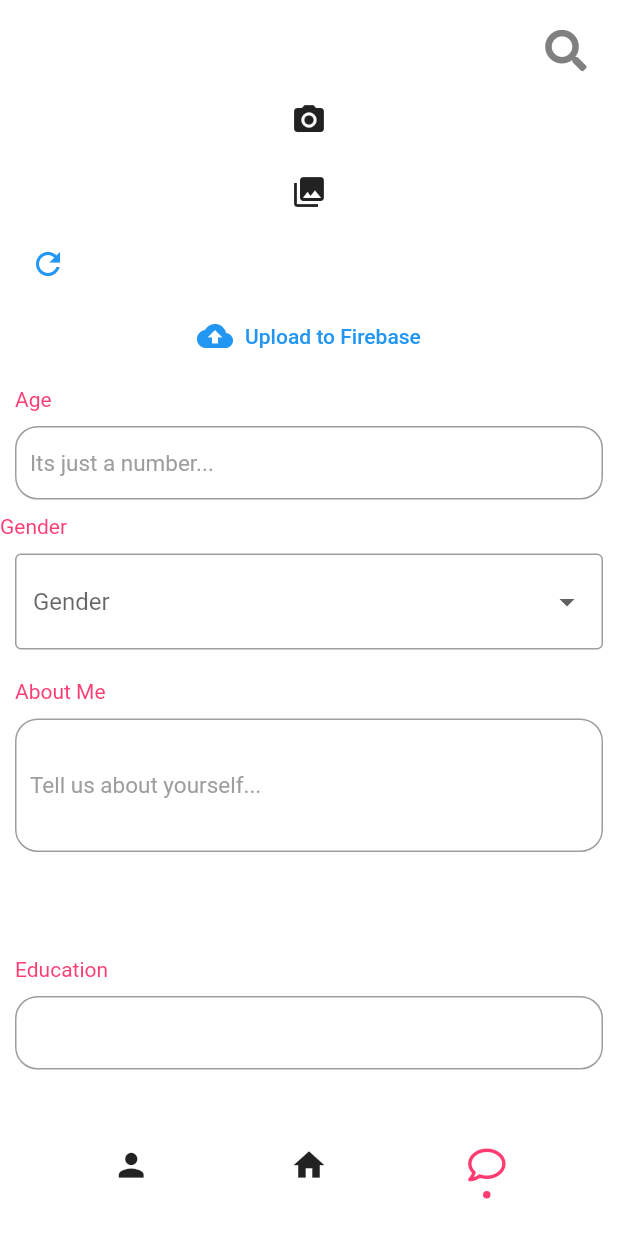
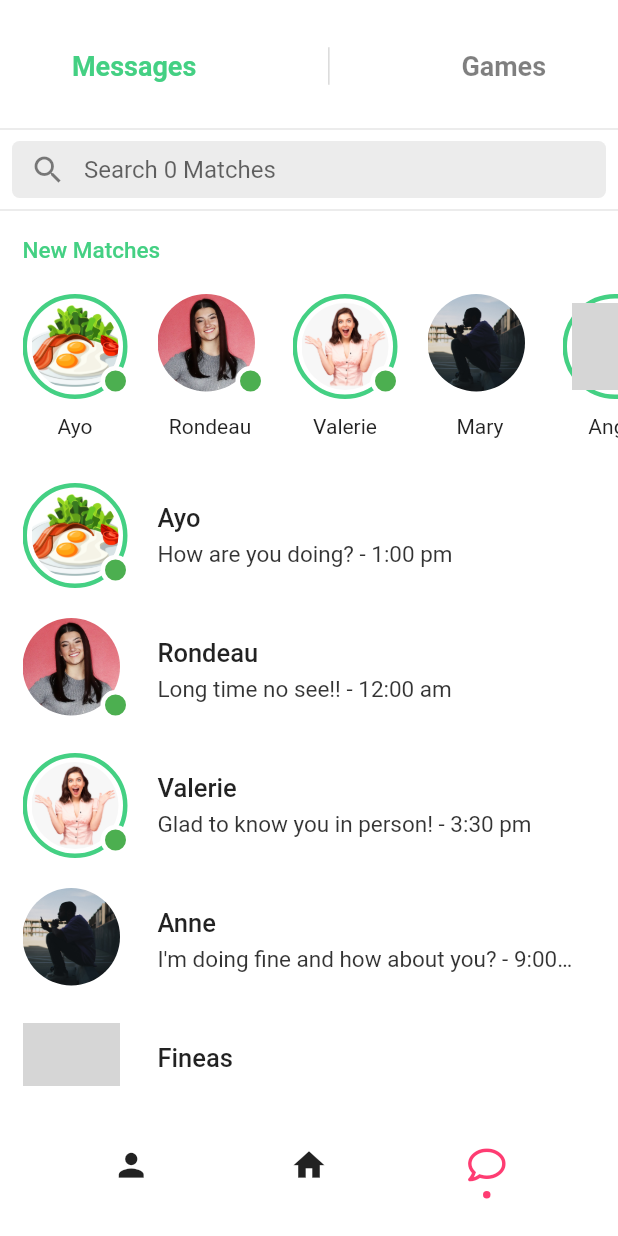
Before and after one commit to shurvirarora/Pepper, a Flutter app: the screen it shows after launch, item 3 of the bottom bar chosen, on a phone screen of 412 x 824 dp. Run offline on Flutter 3.47's test engine with Material 2 defaults, Android fonts, the phone set to English and light mode, and no system bars; drawn by our look-alikes of dot_navigation_bar; our stand-ins replace cloud_firestore, firebase_auth, firebase_core, firebase_storage, flutter_tindercard, font_awesome_flutter and 1 more; missing offline and left inert: flutter_login_facebook; accounts and stored records are empty; grey boxes are pictures that could not be loaded.

Commit message:
messagesPage modified

```diff
--- a/lib/Home.dart
+++ b/lib/Home.dart
@@ -20,7 +20,7 @@ import 'pages/swipePage.dart';
 // import 'package:custom_navigation_bar/custom_navigation_bar.dart';
 
 // RESPONSIBLE FOR NAVIGATION BETWEEN THE 3 MAIN TABS
-final List<Widget> _children = [profilePage(), swipePage(), Messages()];
+final List<Widget> _children = [profilePage(), swipePage(), messagePage()];
 
 class Home extends StatefulWidget {
   @override
@@ -110,7 +110,7 @@ class _HomeState extends State<Home> {
           ),
         ],
       );
-    } else if (index == 2) {
+    } /*else if (index == 2) {
       return AppBar(
         elevation: 0,
         backgroundColor: Colors.white,
@@ -126,7 +126,7 @@ class _HomeState extends State<Home> {
           ),
         ],
       );
-    }
+    }*/
   }
 
   @override
--- /dev/null
+++ b/lib/pages/chats_json.dart
@@ -0,0 +1,119 @@
+const List chats_json = [
+  {
+    "img": "assets/images/breakfast.png",
+    "name": "Ayo",
+    "online": true,
+    "story": true,
+  },
+  {
+    "img": "assets/images/charli.jpg",
+    "name": "Rondeau",
+    "online": true,
+    "story": false,
+  },
+  {
+    "img": "assets/images/girl.png",
+    "name": "Valerie",
+    "online": true,
+    "story": true,
+  },
+  {
+    "img": "assets/images/image1.jpg",
+    "name": "Mary",
+    "online": false,
+    "story": false,
+  },
+  {
+    "img": "assets/images/image2.jpg",
+    "name": "Angie",
+    "online": true,
+    "story": true,
+  },
+  {
+    "img": "assets/images/image3.jpg",
+    "name": "Anne",
+    "online": false,
+    "story": true,
+  },
+  {
+    "img": "assets/images/image4.jpg",
+    "name": "Fineas",
+    "online": true,
+    "story": false,
+  },
+  {
+    "img": "assets/images/kpop.png",
+    "name": "Atikh",
+    "online": true,
+    "story": true,
+  },
+  {
+    "img": "assets/images/profilePic.jpg",
+    "name": "Campbell",
+    "online": false,
+    "story": true,
+  },
+  {
+    "img": "assets/images/puppy.png",
+    "name": "Maya",
+    "online": false,
+    "story": true,
+  },
+];
+
+// users message list
+List userMessages = [
+  {
+    "id": 1,
+    "name": "Ayo",
+    "img": "assets/images/breakfast.png",
+    "online": true,
+    "story": true,
+    "message": "How are you doing?",
+    "created_at": "1:00 pm"
+  },
+  {
+    "name": "Rondeau",
+    "img": "assets/images/charli.jpg",
+    "online": true,
+    "story": false,
+    "message": "Long time no see!!",
+    "created_at": "12:00 am"
+  },
+  {
+    "id": 3,
+    "name": "Valerie",
+    "img": "assets/images/girl.png",
+    "online": true,
+    "story": true,
+    "message": "Glad to know you in person!",
+    "created_at": "3:30 pm"
+  },
+  {
+    "id": 4,
+    "name": "Anne",
+    "img": "assets/images/image1.jpg",
+    "online": false,
+    "story": false,
+    "message": "I'm doing fine and how about you?",
+    "created_at": "9:00 am"
+  },
+  {
+    "id": 5,
+    "name": "Fineas",
+    "img": "assets/images/image2.jpg",
+    "online": true,
+    "story": false,
+    "message": "What is your real name?",
+    "created_at": "11:25 am"
+  },
+  {
+    "id": 6,
+    "name": "Maya",
+    "img": "assets/images/image3.jpg",
+    "online": false,
+    "story": true,
+    "message": "I'm happy to be your friend",
+    "created_at": "10:00 am"
+  },
+];
--- a/lib/pages/messagePage.dart
+++ b/lib/pages/messagePage.dart
@@ -1,360 +1,304 @@
-import 'dart:io';
+import 'package:flutter/material.dart';
+import 'package:myapp/pages/chats_json.dart';
+//import 'package:tinder_clone/theme/colors.dart';
+import 'package:myapp/styleguide/colors.dart';
 
-import 'package:firebase_core/firebase_core.dart';
-import 'package:firebase_storage/firebase_storage.dart';
-
-import '../styleguide/colors.dart';
-import '../styleguide/textstyle.dart';
-// import 'package:image_cropper/image_cropper.dart';
-import 'package:image_picker/image_picker.dart';
-import 'package:cloud_firestore/cloud_firestore.dart';
-import 'package:flutter/material.dart';
-import 'loginPage.dart';
-import 'package:firebase_auth/firebase_auth.dart';
-
-//Gets user id
-final FirebaseAuth firebaseAuth = FirebaseAuth.instance;
-final User user = firebaseAuth.currentUser;
-final String uid = user.uid.toString();
-
-class Messages extends StatefulWidget {
+class messagePage extends StatefulWidget {
   @override
-  _MessagesState createState() => _MessagesState();
+  _messagePageState createState() => _messagePageState();
 }
 
-class _MessagesState extends State<Messages> {
-  Map data;
-//All the data collected from user
-  int age;
-  String gender;
-  String aboutMe;
-  String education;
-  String work;
-  int height;
-
-  Future<void> addUser() {
-    //Adds data to firestore
-    print(url);
-    if (url == null) {
-      print("goesssss crazy");
-      showDialog(
-        context: context,
-        builder: (ctx) => AlertDialog(
-          title: Text("Looks like you forgot something"),
-          content: Text("Please add an image"),
-          actions: <Widget>[
-            TextButton(
-              onPressed: () {
-                Navigator.of(ctx).pop();
-              },
-              child: Text("Ok"),
-            ),
-          ],
-        ),
+class _messagePageState extends State<messagePage> {
+  bool _messagesHasBeenPressed = true;
+  bool _gamesHasBeenPressed = false;
+  @override
+  Widget build(BuildContext context) {
+    return Scaffold(
+      backgroundColor: Colors.white,
+      body: getBody(),
     );
-    } else {
-      print("passes");
-      DocumentReference collectionReference =
-          FirebaseFirestore.instance.collection('User').doc(user.uid);
-      Navigator.pop(context);
-      return collectionReference.set({
-        'User': uid.toString(), //stores unique user id
-        'Age': age,
-        'Gender': gender,
-        'About Me': aboutMe,
-        'Education': education,
-        'Work': work,
-        'Height': height,
-        'DownloadUrl': url
-      });
-    }
   }
 
-  fetchData() {
-    CollectionReference collectionReference =
-        FirebaseFirestore.instance.collection('User');
-
-    collectionReference
-        .where("User", isEqualTo: uid.toString())
-        .snapshots()
-        .listen((snapshot) {
+  Widget getBody() {
+    var size = MediaQuery.of(context).size;
+    return ListView(
+      children: [
+        Padding(
+          padding: const EdgeInsets.only(top: 20),
+          child: Row(
+            mainAxisAlignment: MainAxisAlignment.spaceAround,
+            children: [
+              TextButton(
+                child: Text("Messages",
+                    style: TextStyle(
+                      fontSize: 18,
+                      color: _messagesHasBeenPressed
+                          ? primaryColor
+                          : Colors.black.withOpacity(0.5),
+                      fontWeight: FontWeight.bold,
+                    )),
+                onPressed: () => {
                   setState(() {
-        data = snapshot.docs[1].data();
-        print(data.toString());
-      });
-    });
-  }
-
-  @override
-  Widget build(BuildContext context) {
-    return SafeArea(
-        child: ListView(
-      children: [
-        ImageCapture(),
-        buildTextField('Age', 'Its just a number...', 30, TextInputType.number),
-        Text(
-          "Gender",
-          style: TextStyle(color: Color(0xfffe3c72)),
+                    _messagesHasBeenPressed = true;
+                    _gamesHasBeenPressed = false;
+                  })
+                },
               ),
-        Padding(
-          padding: EdgeInsets.all(10),
-          child: DropdownButtonFormField(
-            decoration: InputDecoration(border: OutlineInputBorder()),
-            hint: Text('Gender'),
-            onChanged: (input) {
+              Container(
+                height: 25,
+                width: 1,
+                decoration:
+                    BoxDecoration(color: Colors.black.withOpacity(0.15)),
+              ),
+              TextButton(
+                child: Text("Games",
+                    style: TextStyle(
+                      fontSize: 18,
+                      color: _gamesHasBeenPressed
+                          ? primaryColor
+                          : Colors.black.withOpacity(0.5),
+                      fontWeight: FontWeight.bold,
+                    )),
+                onPressed: () => {
                   setState(() {
-                gender = input;
-              });
-              print(input);
+                    _messagesHasBeenPressed = false;
+                    _gamesHasBeenPressed = true;
+                  })
                 },
-            items: [
-              DropdownMenuItem(
-                value: 'Male',
-                child: Text('Male'),
-              ),
-              DropdownMenuItem(
-                value: 'Female',
-                child: Text('Female'),
               ),
             ],
           ),
         ),
-        // buildTextField('Gender', '', 30, TextInputType.text),
-        buildTextField(
-            'About Me', 'Tell us about yourself...', 70, TextInputType.text),
         SizedBox(
-          height: 50,
+          height: 10,
         ),
-        buildTextField('Education', '', 30, TextInputType.text),
-        buildTextField('Work', '', 30, TextInputType.text),
-        buildTextField('Height', 'cm', 30, TextInputType.number),
-        // FloatingActionButton(onPressed: addUser),
+        Divider(
+          thickness: 0.8,
+        ),
         Padding(
-          padding: EdgeInsets.symmetric(horizontal: 30),
-          child: LoginButton(
-              'Update', Icons.update, addUser, Color(0xfffe3c72), Colors.black),
+          padding: const EdgeInsets.only(left: 8, top: 0, right: 8),
+          child: Container(
+            height: 38,
+            decoration: BoxDecoration(
+                color: Colors.grey.withOpacity(0.2),
+                borderRadius: BorderRadius.circular(5)),
+            child: TextField(
+              cursorColor: Colors.black.withOpacity(0.5),
+              decoration: InputDecoration(
+                  border: InputBorder.none,
+                  prefixIcon: Icon(
+                    Icons.search,
+                    color: Colors.black.withOpacity(0.5),
                   ),
-
-        // BackButton(
-        //   onPressed: fetchData,
-        // ),
-      ],
-    ));
-  }
-
-  Widget buildTextField(
-      String label, String placeholder, double size, TextInputType textType) {
-    return Padding(
-      padding: EdgeInsets.all(10),
-      child: Column(
-        crossAxisAlignment: CrossAxisAlignment.start,
-        children: [
-          Text(
-            label,
-            style: TextStyle(color: Color(0xfffe3c72)),
+                  hintText: "Search 0 Matches"),
+            ),
+          ),
+        ),
+        Divider(
+          thickness: 0.8,
         ),
         SizedBox(
           height: 10,
         ),
-          Container(
-            // height: size,
-            child: TextField(
-              keyboardType: textType,
-              onChanged: (text) {
-                //Stores input into respective variables
-                if (label == "Age") {
-                  age = int.parse(text);
-                }
-                if (label == "About Me") {
-                  aboutMe = text;
-                }
-                if (label == "Education") {
-                  education = text;
-                }
-                if (label == "Work") {
-                  work = text;
-                }
-                if (label == "Height") {
-                  height = int.parse(text);
-                }
-              },
-              // maxLines: lines,
-              style: TextStyle(), cursorColor: Color(0xfffe3c72),
-              obscureText: false,
-              decoration: InputDecoration(
-                  focusedBorder: OutlineInputBorder(
-                      borderSide: BorderSide(color: Colors.black)),
-                  border: OutlineInputBorder(
-                      borderSide: BorderSide(color: Colors.black),
-                      borderRadius: const BorderRadius.all(
-                        const Radius.circular(15.0),
-                      )),
-                  contentPadding: EdgeInsets.fromLTRB(10, 0, 0, size),
-                  // labelText: labelText,
-                  floatingLabelBehavior: FloatingLabelBehavior.always,
-                  hintText: placeholder,
-                  hintStyle: TextStyle(
+        Column(
+          crossAxisAlignment: CrossAxisAlignment.start,
+          children: [
+            Padding(
+              padding: const EdgeInsets.only(left: 15),
+              child: Text(
+                "New Matches",
+                style: TextStyle(
                     fontSize: 15,
-                    fontWeight: FontWeight.normal,
-                    color: Colors.grey[500],
-                  )),
+                    fontWeight: FontWeight.w500,
+                    color: primaryColor),
               ),
             ),
-
-          // Text(data == null ? "" : data['Bio']),
+            SizedBox(
+              height: 20,
+            ),
+            SingleChildScrollView(
+              scrollDirection: Axis.horizontal,
+              child: Padding(
+                padding: const EdgeInsets.only(left: 15),
+                child: Row(
+                    children: List.generate(chats_json.length, (index) {
+                  return Padding(
+                    padding: const EdgeInsets.only(right: 20),
+                    child: Column(
+                      children: <Widget>[
+                        Container(
+                          width: 70,
+                          height: 70,
+                          child: Stack(
+                            children: <Widget>[
+                              chats_json[index]['story']
+                                  ? Container(
+                                      decoration: BoxDecoration(
+                                          shape: BoxShape.circle,
+                                          border: Border.all(
+                                              color: primaryColor, width: 3)),
+                                      child: Padding(
+                                        padding: const EdgeInsets.all(3.0),
+                                        child: Container(
+                                          width: 70,
+                                          height: 70,
+                                          decoration: BoxDecoration(
+                                              shape: BoxShape.circle,
+                                              image: DecorationImage(
+                                                  image: AssetImage(
+                                                      chats_json[index]['img']),
+                                                  fit: BoxFit.cover)),
+                                        ),
+                                      ),
+                                    )
+                                  : Container(
+                                      width: 65,
+                                      height: 65,
+                                      decoration: BoxDecoration(
+                                          shape: BoxShape.circle,
+                                          image: DecorationImage(
+                                              image: AssetImage(
+                                                  chats_json[index]['img']),
+                                              fit: BoxFit.cover)),
+                                    ),
+                              chats_json[index]['online']
+                                  ? Positioned(
+                                      top: 48,
+                                      left: 52,
+                                      child: Container(
+                                        width: 20,
+                                        height: 20,
+                                        decoration: BoxDecoration(
+                                            color: Colors.green,
+                                            shape: BoxShape.circle,
+                                            border: Border.all(
+                                                color: Colors.white, width: 3)),
+                                      ),
+                                    )
+                                  : Container()
+                            ],
+                          ),
+                        ),
+                        SizedBox(
+                          height: 10,
+                        ),
+                        SizedBox(
+                          width: 70,
+                          child: Align(
+                              child: Text(
+                            chats_json[index]['name'],
+                            overflow: TextOverflow.ellipsis,
+                          )),
+                        )
                       ],
                     ),
                   );
-  }
-}
-
-// <<<<<<< HEAD
-class ImageCapture extends StatefulWidget {
-  // const ImageCapture({ Key? key }) : super(key: key);
-
-  @override
-  _ImageCaptureState createState() => _ImageCaptureState();
-}
-
-class _ImageCaptureState extends State<ImageCapture> {
-  File imageFile;
-
-  Future getImage(ImageSource source) async {
-    final pickedFile = await ImagePicker().getImage(source: source);
-
-    setState(() {
-      if (pickedFile != null) {
-        imageFile = File(pickedFile.path);
-      } else {
-        print('No image selected.');
-      }
-    });
-  }
-
-  // Future cropImage() async {
-  //   File cropped = await ImageCropper.cropImage(
-  //       sourcePath: imageFile.path,
-  //       androidUiSettings: AndroidUiSettings(
-  //         toolbarColor: Colors.purple,
-  //         toolbarWidgetColor: Colors.white,
-  //         toolbarTitle: "Crop it",
-  //       ));
-
-  //   setState(() {
-  //     imageFile = cropped ?? imageFile;
-  //   });
-  // }
-
-  void clearImage() {
-    setState(() {
-      imageFile = null;
-    });
-  }
-
-  @override
-  Widget build(BuildContext context) {
-    return Column(
-      children: [
-        if (imageFile != null) ...[
-          CircleAvatar(
-            child: Image.file(
-              imageFile,
-              width: 100,
-              height: 100,
+                })),
               ),
-            radius: 50,
+            ),
+            SizedBox(
+              height: 30,
+            ),
+            Padding(
+              padding: const EdgeInsets.only(left: 15),
+              child: Column(
+                children: List.generate(userMessages.length, (index) {
+                  return Padding(
+                    padding: const EdgeInsets.only(bottom: 20),
+                    child: Row(
+                      children: <Widget>[
+                        Container(
+                          width: 70,
+                          height: 70,
+                          child: Stack(
+                            children: <Widget>[
+                              userMessages[index]['story']
+                                  ? Container(
+                                      decoration: BoxDecoration(
+                                          shape: BoxShape.circle,
+                                          border: Border.all(
+                                              color: primaryColor, width: 3)),
+                                      child: Padding(
+                                        padding: const EdgeInsets.all(3.0),
+                                        child: Container(
+                                          width: 70,
+                                          height: 70,
+                                          decoration: BoxDecoration(
+                                              shape: BoxShape.circle,
+                                              image: DecorationImage(
+                                                  image: AssetImage(
+                                                      userMessages[index]
+                                                          ['img']),
+                                                  fit: BoxFit.cover)),
+                                        ),
+                                      ),
+                                    )
+                                  : Container(
+                                      width: 65,
+                                      height: 65,
+                                      decoration: BoxDecoration(
+                                          shape: BoxShape.circle,
+                                          image: DecorationImage(
+                                              image: AssetImage(
+                                                  userMessages[index]['img']),
+                                              fit: BoxFit.cover)),
+                                    ),
+                              userMessages[index]['online']
+                                  ? Positioned(
+                                      top: 48,
+                                      left: 52,
+                                      child: Container(
+                                        width: 20,
+                                        height: 20,
+                                        decoration: BoxDecoration(
+                                            color: Colors.green,
+                                            shape: BoxShape.circle,
+                                            border: Border.all(
+                                                color: Colors.white, width: 3)),
+                                      ),
+                                    )
+                                  : Container()
+                            ],
+                          ),
+                        ),
+                        SizedBox(
+                          width: 20,
+                        ),
+                        Column(
+                          crossAxisAlignment: CrossAxisAlignment.start,
+                          children: <Widget>[
+                            Text(
+                              userMessages[index]['name'],
+                              style: TextStyle(
+                                  fontSize: 17, fontWeight: FontWeight.w500),
+                            ),
+                            SizedBox(
+                              height: 5,
+                            ),
+                            SizedBox(
+                              width: MediaQuery.of(context).size.width - 135,
+                              child: Text(
+                                userMessages[index]['message'] +
+                                    " - " +
+                                    userMessages[index]['created_at'],
+                                style: TextStyle(
+                                    fontSize: 15,
+                                    color: Colors.black.withOpacity(0.8)),
+                                overflow: TextOverflow.ellipsis,
+                              ),
                             )
                           ],
-        IconButton(
-            icon: Icon(Icons.photo_camera),
-            onPressed: () => getImage(ImageSource.camera)),
-        IconButton(
-            icon: Icon(Icons.photo_library),
-            onPressed: () => getImage(ImageSource.gallery)),
-        Row(
-          children: [
-            // TextButton(onPressed: cropImage, child: Icon(Icons.crop)),
-            TextButton(onPressed: clearImage, child: Icon(Icons.refresh))
+                        )
                       ],
                     ),
-        Uploader(imageFile),
+                  );
+                }),
+              ),
+            )
+          ],
+        )
       ],
     );
-  }
-}
-
-// Future<String> downloadUrl;
-
-class Uploader extends StatefulWidget {
-  // const Uploader({ Key? key }) : super(key: key);
-  final File file;
-
-  Uploader(this.file);
-
-  @override
-  _UploaderState createState() => _UploaderState();
-}
-
-UploadTask uploadTask;
-String filePath;
-String url;
-
-class _UploaderState extends State<Uploader> {
-  final FirebaseStorage storage =
-      FirebaseStorage.instanceFor(bucket: 'gs://pepper-e9a17.appspot.com');
-  // FirebaseStorage(storageBucket: 'gs://pepper-e9a17.appspot.com');
-
-  // final String filePath = 'images/image1.png';
-
-  startUpload() async {
-    filePath = 'images/${DateTime.now()}.png';
-    // Reference ref = storage.ref().child("/photo.jpg");
-    setState(() {
-      uploadTask = storage.ref().child(filePath).putFile(widget.file);
-    });
-    var dowurl =
-        await (await uploadTask.whenComplete(() => null)).ref.getDownloadURL();
-    url = dowurl.toString(); //address where image stored
-    print("URL GOES HERE");
-    print(url);
-  }
-
-  // uploadImage(var imageFile) async {
-  //   Reference ref = storage.ref().child("/photo.jpg");
-  //   UploadTask uploadTask = ref.putFile(widget.file);
-  //   var dowurl =
-  //       await (await uploadTask.whenComplete(() => null)).ref.getDownloadURL();
-  //   String url = dowurl.toString();
-  //   print(url);
-  // }
-
-  // printUrl() async {
-  //   print("GOES HERE");
-  //   // String filePath = 'images/${DateTime.now()}.png';
-  //   Reference ref = FirebaseStorage.instance.ref().child(filePath);
-  //   String url = (await ref.getDownloadURL()).toString();
-  //   print(url);
-  // }
-
-  @override
-  Widget build(BuildContext context) {
-    if (uploadTask != null) {
-      return StreamBuilder<TaskSnapshot>(
-          stream: uploadTask.snapshotEvents,
-          builder: (context, snapshot) {
-            var event = snapshot.data;
-
-            double progress =
-                event != null ? event.bytesTransferred / event.totalBytes : 0;
-
-            return Text(progress.toString());
-          });
-    } else {
-      return TextButton.icon(
-          onPressed: startUpload,
-          icon: Icon(Icons.cloud_upload),
-          label: Text('Upload to Firebase'));
-    }
   }
 }
 
```
Lines whose indentation alone changed are shown as unchanged.
